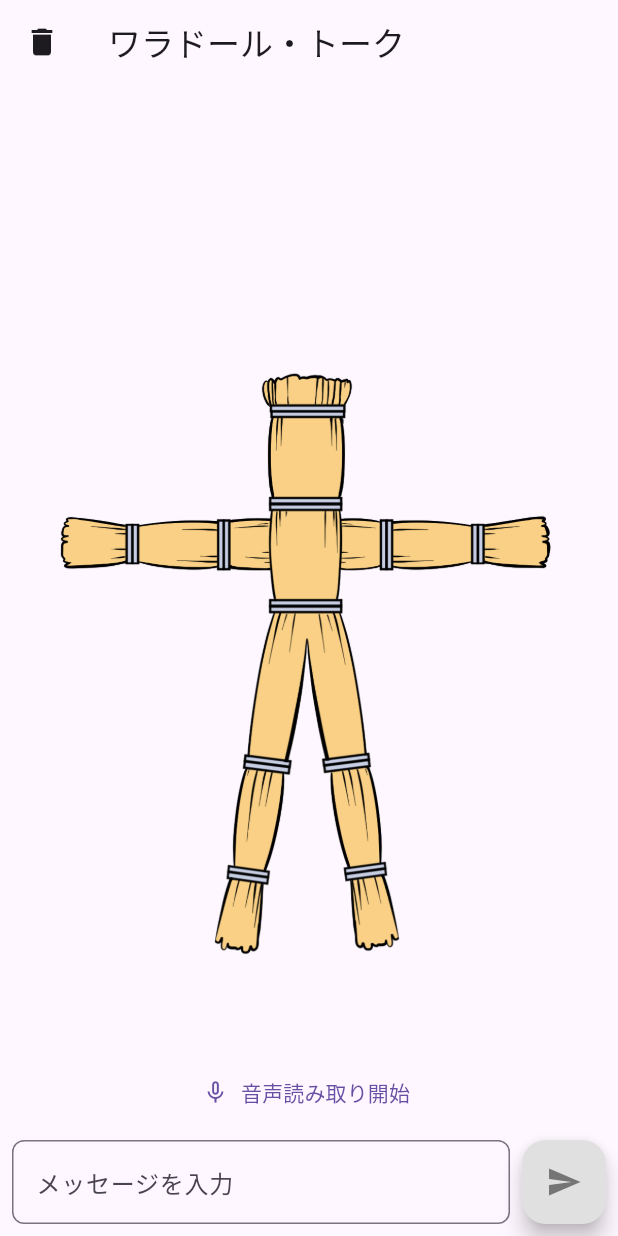
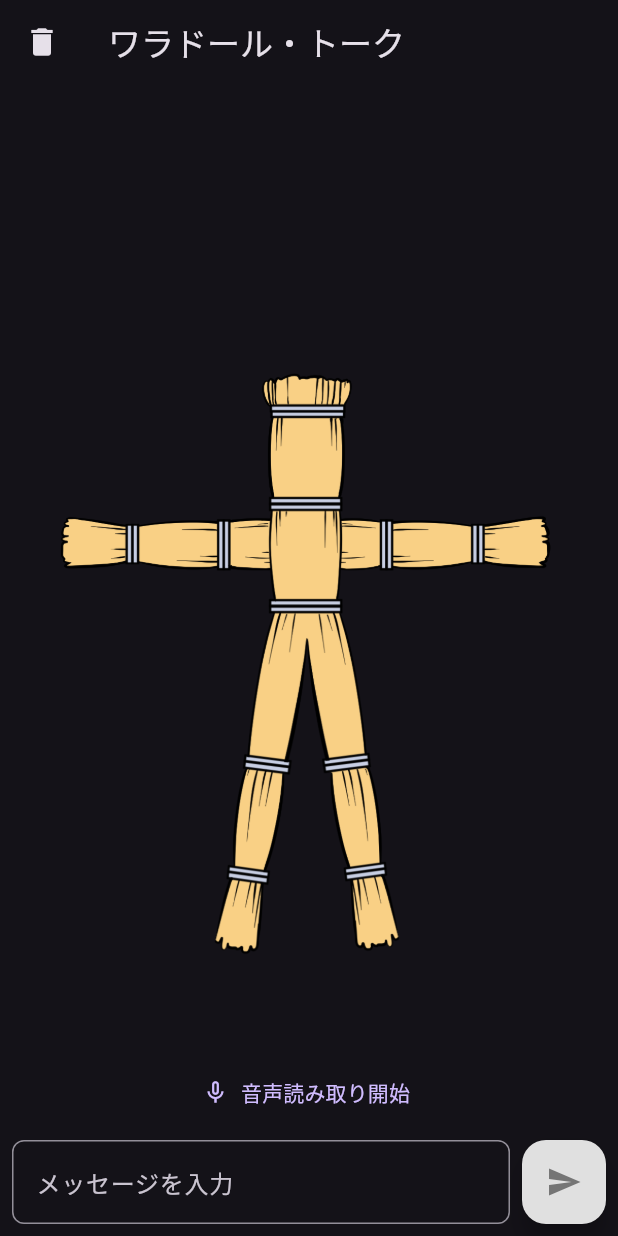
Before and after one commit to hitotori365/2025-zenn-hackathon, a Flutter app: the screen it shows after launch, on a phone screen of 412 x 824 dp. Run offline on Flutter 3.47's test engine with Material 3 defaults, Android fonts, the phone set to English and light mode, and no system bars; our stand-ins replace flutter_dotenv, flutter_riverpod, just_audio, speech_to_text; missing offline and left inert: dart:html.

Commit message:
ダークテーマにする

```diff
--- a/frontend/lib/main.dart
+++ b/frontend/lib/main.dart
@@ -19,7 +19,7 @@ class SpeechToTextApp extends StatelessWidget {
   Widget build(BuildContext context) {
     return MaterialApp(
       title: 'Speech to Text',
-      theme: ThemeData(primarySwatch: Colors.blue),
+      theme: ThemeData.dark(),
       initialRoute: '/',
       routes: {
         '/': (context) => const SpeechToTextScreen(),
```
